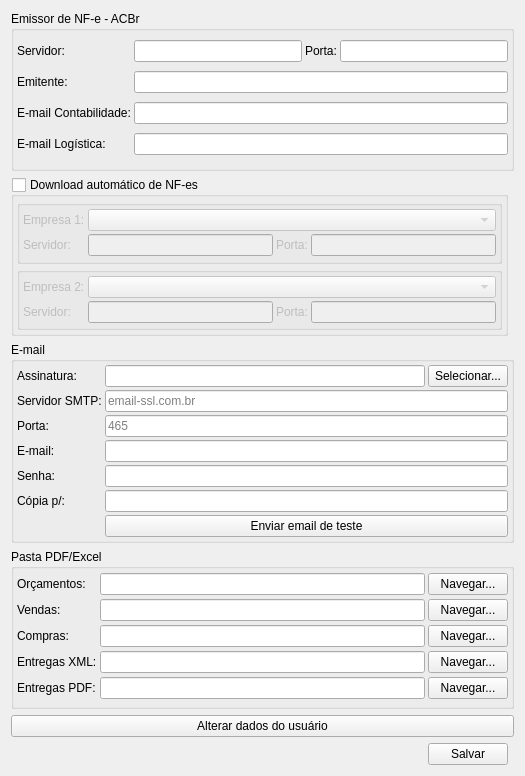
First picture: the form in ui/userconfig.ui, repository darktorres/ERP-STACCATO, before the edit.
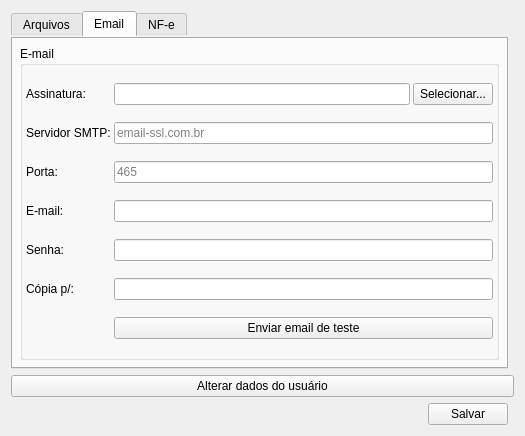
Second picture: the form after the edit. The open tabs and pages were chosen to show the change. Custom widgets are drawn as their Qt base class.

Commit message: Separar configurações do usuário em abas

Diff of the .ui file:
```diff
--- a/ui/userconfig.ui
+++ b/ui/userconfig.ui
@@ -7,7 +7,7 @@
     <x>0</x>
     <y>0</y>
     <width>525</width>
-    <height>776</height>
+    <height>436</height>
    </rect>
   </property>
   <property name="minimumSize">
@@ -20,150 +20,30 @@
    <string>Configurações do usuário</string>
   </property>
   <layout class="QGridLayout" name="gridLayout">
+   <item row="3" column="0">
+    <spacer name="horizontalSpacer">
+     <property name="orientation">
+      <enum>Qt::Horizontal</enum>
+     </property>
+     <property name="sizeHint" stdset="0">
+      <size>
+       <width>0</width>
+       <height>0</height>
+      </size>
+     </property>
+    </spacer>
+   </item>
    <item row="2" column="0" colspan="3">
-    <widget class="QGroupBox" name="groupBoxEmail">
-     <property name="title">
-      <string>E-mail</string>
-     </property>
-     <layout class="QGridLayout" name="gridLayout_3">
-      <property name="leftMargin">
-       <number>3</number>
-      </property>
-      <property name="topMargin">
-       <number>3</number>
-      </property>
-      <property name="rightMargin">
-       <number>3</number>
-      </property>
-      <property name="bottomMargin">
-       <number>3</number>
-      </property>
-      <property name="spacing">
-       <number>3</number>
-      </property>
-      <item row="8" column="0">
-       <widget class="QLabel" name="label_10">
+    <widget class="QPushButton" name="pushButtonAlterarDados">
         <property name="text">
-         <string>Cópia p/:</string>
-        </property>
-       </widget>
-      </item>
-      <item row="1" column="0">
-       <widget class="QLabel" name="label_4">
-        <property name="text">
-         <string>Servidor SMTP:</string>
-        </property>
-       </widget>
-      </item>
-      <item row="3" column="0">
-       <widget class="QLabel" name="label_5">
-        <property name="text">
-         <string>Porta:</string>
-        </property>
-       </widget>
-      </item>
-      <item row="0" column="0">
-       <widget class="QLabel" name="label_20">
-        <property name="text">
-         <string>Assinatura:</string>
-        </property>
-       </widget>
-      </item>
-      <item row="0" column="1">
-       <widget class="QLineEdit" name="lineEditAssinaturaEmail">
-        <property name="clearButtonEnabled">
-         <bool>true</bool>
-        </property>
-       </widget>
-      </item>
-      <item row="7" column="0">
-       <widget class="QLabel" name="label_7">
-        <property name="text">
-         <string>Senha:</string>
-        </property>
-       </widget>
-      </item>
-      <item row="5" column="0">
-       <widget class="QLabel" name="label_6">
-        <property name="text">
-         <string>E-mail:</string>
-        </property>
-       </widget>
-      </item>
-      <item row="0" column="2">
-       <widget class="QPushButton" name="pushButtonSelecionarAssinatura">
-        <property name="enabled">
-         <bool>true</bool>
-        </property>
-        <property name="text">
-         <string>Selecionar...</string>
-        </property>
+      <string>Alterar dados do usuário</string>
+     </property>
         <property name="autoDefault">
          <bool>false</bool>
         </property>
        </widget>
       </item>
-      <item row="1" column="1" colspan="2">
-       <widget class="QLineEdit" name="lineEditServidorSMTP">
-        <property name="placeholderText">
-         <string>email-ssl.com.br</string>
-        </property>
-        <property name="clearButtonEnabled">
-         <bool>true</bool>
-        </property>
-       </widget>
-      </item>
-      <item row="3" column="1" colspan="2">
-       <widget class="QLineEdit" name="lineEditPortaSMTP">
-        <property name="placeholderText">
-         <string>465</string>
-        </property>
-        <property name="clearButtonEnabled">
-         <bool>true</bool>
-        </property>
-       </widget>
-      </item>
-      <item row="5" column="1" colspan="2">
-       <widget class="QLineEdit" name="lineEditEmail">
-        <property name="clearButtonEnabled">
-         <bool>true</bool>
-        </property>
-       </widget>
-      </item>
-      <item row="7" column="1" colspan="2">
-       <widget class="QLineEdit" name="lineEditEmailSenha">
-        <property name="echoMode">
-         <enum>QLineEdit::Password</enum>
-        </property>
-        <property name="clearButtonEnabled">
-         <bool>true</bool>
-        </property>
-       </widget>
-      </item>
-      <item row="8" column="1" colspan="2">
-       <widget class="QLineEdit" name="lineEditEmailCopia">
-        <property name="clearButtonEnabled">
-         <bool>true</bool>
-        </property>
-       </widget>
-      </item>
-      <item row="9" column="1" colspan="2">
-       <widget class="QPushButton" name="pushButtonEmailTeste">
-        <property name="enabled">
-         <bool>true</bool>
-        </property>
-        <property name="text">
-         <string>Enviar email de teste</string>
-        </property>
-        <property name="autoDefault">
-         <bool>false</bool>
-        </property>
-       </widget>
-      </item>
-     </layout>
-    </widget>
-   </item>
-   <item row="6" column="1">
+   <item row="3" column="1">
     <widget class="QPushButton" name="pushButtonSalvar">
      <property name="text">
       <string>Salvar</string>
@@ -173,7 +53,31 @@
      </property>
     </widget>
    </item>
-   <item row="4" column="0" colspan="3">
+   <item row="0" column="0" colspan="2">
+    <widget class="QTabWidget" name="tabWidget">
+     <property name="styleSheet">
+      <string notr="true">QTabBar::tab:disabled {
+	 width: 0;
+	 height: 0;
+	 margin: 0;
+	 padding: 0;
+	 border: none; 
+}
+
+QTabWidget::pane {
+	margin: 0px 0px 0px 0px; 
+}
+</string>
+     </property>
+     <property name="currentIndex">
+      <number>0</number>
+     </property>
+     <widget class="QWidget" name="tabArquivos">
+      <attribute name="title">
+       <string>Arquivos</string>
+      </attribute>
+      <layout class="QGridLayout" name="gridLayout_8">
+       <item row="0" column="0">
     <widget class="QGroupBox" name="groupBox_3">
      <property name="title">
       <string>Pasta PDF/Excel</string>
@@ -317,30 +221,164 @@
      </layout>
     </widget>
    </item>
-   <item row="5" column="0" colspan="3">
-    <widget class="QPushButton" name="pushButtonAlterarDados">
+      </layout>
+     </widget>
+     <widget class="QWidget" name="tabEmail">
+      <attribute name="title">
+       <string>Email</string>
+      </attribute>
+      <layout class="QGridLayout" name="gridLayout_9">
+       <item row="0" column="0">
+        <widget class="QGroupBox" name="groupBoxEmail">
+         <property name="title">
+          <string>E-mail</string>
+         </property>
+         <layout class="QGridLayout" name="gridLayout_3">
+          <property name="leftMargin">
+           <number>3</number>
+          </property>
+          <property name="topMargin">
+           <number>3</number>
+          </property>
+          <property name="rightMargin">
+           <number>3</number>
+          </property>
+          <property name="bottomMargin">
+           <number>3</number>
+          </property>
+          <property name="spacing">
+           <number>3</number>
+          </property>
+          <item row="7" column="0">
+           <widget class="QLabel" name="label_7">
      <property name="text">
-      <string>Alterar dados do usuário</string>
-     </property>
+             <string>Senha:</string>
+            </property>
+           </widget>
+          </item>
+          <item row="3" column="1" colspan="2">
+           <widget class="QLineEdit" name="lineEditPortaSMTP">
+            <property name="placeholderText">
+             <string>465</string>
+            </property>
+            <property name="clearButtonEnabled">
+             <bool>true</bool>
+            </property>
+           </widget>
+          </item>
+          <item row="0" column="2">
+           <widget class="QPushButton" name="pushButtonSelecionarAssinatura">
+            <property name="enabled">
+             <bool>true</bool>
+            </property>
+            <property name="text">
+             <string>Selecionar...</string>
+            </property>
      <property name="autoDefault">
       <bool>false</bool>
      </property>
     </widget>
    </item>
-   <item row="6" column="0">
-    <spacer name="horizontalSpacer">
-     <property name="orientation">
-      <enum>Qt::Horizontal</enum>
-     </property>
-     <property name="sizeHint" stdset="0">
-      <size>
-       <width>0</width>
-       <height>0</height>
-      </size>
-     </property>
-    </spacer>
-   </item>
-   <item row="0" column="0" colspan="3">
+          <item row="8" column="0">
+           <widget class="QLabel" name="label_10">
+            <property name="text">
+             <string>Cópia p/:</string>
+            </property>
+           </widget>
+          </item>
+          <item row="7" column="1" colspan="2">
+           <widget class="QLineEdit" name="lineEditEmailSenha">
+            <property name="echoMode">
+             <enum>QLineEdit::Password</enum>
+            </property>
+            <property name="clearButtonEnabled">
+             <bool>true</bool>
+            </property>
+           </widget>
+          </item>
+          <item row="5" column="0">
+           <widget class="QLabel" name="label_6">
+            <property name="text">
+             <string>E-mail:</string>
+            </property>
+           </widget>
+          </item>
+          <item row="5" column="1" colspan="2">
+           <widget class="QLineEdit" name="lineEditEmail">
+            <property name="clearButtonEnabled">
+             <bool>true</bool>
+            </property>
+           </widget>
+          </item>
+          <item row="8" column="1" colspan="2">
+           <widget class="QLineEdit" name="lineEditEmailCopia">
+            <property name="clearButtonEnabled">
+             <bool>true</bool>
+            </property>
+           </widget>
+          </item>
+          <item row="1" column="0">
+           <widget class="QLabel" name="label_4">
+            <property name="text">
+             <string>Servidor SMTP:</string>
+            </property>
+           </widget>
+          </item>
+          <item row="9" column="1" colspan="2">
+           <widget class="QPushButton" name="pushButtonEmailTeste">
+            <property name="enabled">
+             <bool>true</bool>
+            </property>
+            <property name="text">
+             <string>Enviar email de teste</string>
+            </property>
+            <property name="autoDefault">
+             <bool>false</bool>
+            </property>
+           </widget>
+          </item>
+          <item row="3" column="0">
+           <widget class="QLabel" name="label_5">
+            <property name="text">
+             <string>Porta:</string>
+            </property>
+           </widget>
+          </item>
+          <item row="1" column="1" colspan="2">
+           <widget class="QLineEdit" name="lineEditServidorSMTP">
+            <property name="placeholderText">
+             <string>email-ssl.com.br</string>
+            </property>
+            <property name="clearButtonEnabled">
+             <bool>true</bool>
+            </property>
+           </widget>
+          </item>
+          <item row="0" column="0">
+           <widget class="QLabel" name="label_20">
+            <property name="text">
+             <string>Assinatura:</string>
+            </property>
+           </widget>
+          </item>
+          <item row="0" column="1">
+           <widget class="QLineEdit" name="lineEditAssinaturaEmail">
+            <property name="clearButtonEnabled">
+             <bool>true</bool>
+            </property>
+           </widget>
+          </item>
+         </layout>
+        </widget>
+       </item>
+      </layout>
+     </widget>
+     <widget class="QWidget" name="tabNFe">
+      <attribute name="title">
+       <string>NF-e</string>
+      </attribute>
+      <layout class="QGridLayout" name="gridLayout_10">
+       <item row="0" column="0">
     <widget class="QGroupBox" name="groupBoxAcbr">
      <property name="title">
       <string>Emissor de NF-e - ACBr</string>
@@ -430,7 +468,7 @@
      </layout>
     </widget>
    </item>
-   <item row="1" column="0" colspan="2">
+       <item row="1" column="0">
     <widget class="QGroupBox" name="groupBoxDownloadNFe">
      <property name="title">
       <string>Download automático de NF-es</string>
@@ -594,6 +632,10 @@
        </widget>
       </item>
      </layout>
+        </widget>
+       </item>
+      </layout>
+     </widget>
     </widget>
    </item>
   </layout>
```
Lines whose indentation alone changed are shown as unchanged. The commit also changes 2 other files.
